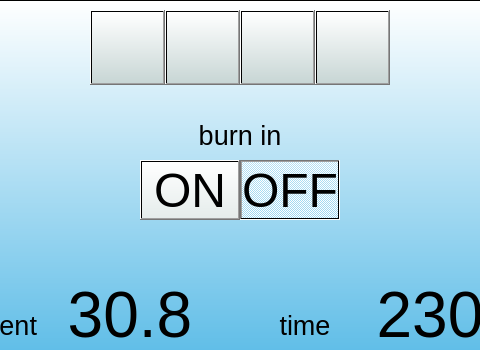
Qt form mainwindow.ui (Keithsys730/ERC_UI_DEMO) before a commit; both pictures show x 160 to 640 and y 0 to 350 of the 800 by 480 pixel window.
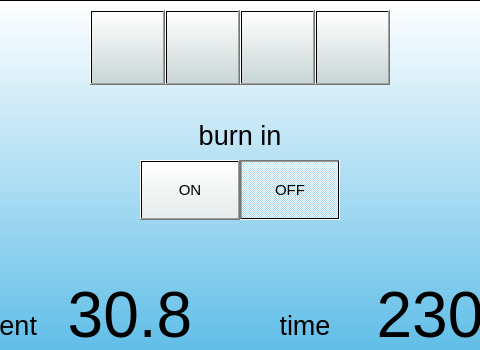
The same form after that commit. Icons and pictures are not drawn.

Diff of the .ui file:
```diff
--- a/mainwindow.ui
+++ b/mainwindow.ui
@@ -171,6 +171,231 @@
       <height>60</height>
      </rect>
     </property>
+    <property name="palette">
+     <palette>
+      <active>
+       <colorrole role="Button">
+        <brush brushstyle="LinearGradientPattern">
+         <gradient startx="0.000000000000000" starty="1.000000000000000" endx="0.000000000000000" endy="0.000000000000000" type="LinearGradient" spread="PadSpread" coordinatemode="ObjectBoundingMode">
+          <gradientstop position="0.000000000000000">
+           <color alpha="255">
+            <red>229</red>
+            <green>236</green>
+            <blue>235</blue>
+           </color>
+          </gradientstop>
+          <gradientstop position="1.000000000000000">
+           <color alpha="255">
+            <red>255</red>
+            <green>255</green>
+            <blue>255</blue>
+           </color>
+          </gradientstop>
+         </gradient>
+        </brush>
+       </colorrole>
+       <colorrole role="Base">
+        <brush brushstyle="LinearGradientPattern">
+         <gradient startx="0.000000000000000" starty="1.000000000000000" endx="0.000000000000000" endy="0.000000000000000" type="LinearGradient" spread="PadSpread" coordinatemode="ObjectBoundingMode">
+          <gradientstop position="0.000000000000000">
+           <color alpha="255">
+            <red>229</red>
+            <green>236</green>
+            <blue>235</blue>
+           </color>
+          </gradientstop>
+          <gradientstop position="1.000000000000000">
+           <color alpha="255">
+            <red>255</red>
+            <green>255</green>
+            <blue>255</blue>
+           </color>
+          </gradientstop>
+         </gradient>
+        </brush>
+       </colorrole>
+       <colorrole role="Window">
+        <brush brushstyle="LinearGradientPattern">
+         <gradient startx="0.000000000000000" starty="1.000000000000000" endx="0.000000000000000" endy="0.000000000000000" type="LinearGradient" spread="PadSpread" coordinatemode="ObjectBoundingMode">
+          <gradientstop position="0.000000000000000">
+           <color alpha="255">
+            <red>229</red>
+            <green>236</green>
+            <blue>235</blue>
+           </color>
+          </gradientstop>
+          <gradientstop position="1.000000000000000">
+           <color alpha="255">
+            <red>255</red>
+            <green>255</green>
+            <blue>255</blue>
+           </color>
+          </gradientstop>
+         </gradient>
+        </brush>
+       </colorrole>
+       <colorrole role="Highlight">
+        <brush brushstyle="SolidPattern">
+         <color alpha="255">
+          <red>11</red>
+          <green>94</green>
+          <blue>241</blue>
+         </color>
+        </brush>
+       </colorrole>
+      </active>
+      <inactive>
+       <colorrole role="Button">
+        <brush brushstyle="LinearGradientPattern">
+         <gradient startx="0.000000000000000" starty="1.000000000000000" endx="0.000000000000000" endy="0.000000000000000" type="LinearGradient" spread="PadSpread" coordinatemode="ObjectBoundingMode">
+          <gradientstop position="0.000000000000000">
+           <color alpha="255">
+            <red>229</red>
+            <green>236</green>
+            <blue>235</blue>
+           </color>
+          </gradientstop>
+          <gradientstop position="1.000000000000000">
+           <color alpha="255">
+            <red>255</red>
+            <green>255</green>
+            <blue>255</blue>
+           </color>
+          </gradientstop>
+         </gradient>
+        </brush>
+       </colorrole>
+       <colorrole role="Base">
+        <brush brushstyle="LinearGradientPattern">
+         <gradient startx="0.000000000000000" starty="1.000000000000000" endx="0.000000000000000" endy="0.000000000000000" type="LinearGradient" spread="PadSpread" coordinatemode="ObjectBoundingMode">
+          <gradientstop position="0.000000000000000">
+           <color alpha="255">
+            <red>229</red>
+            <green>236</green>
+            <blue>235</blue>
+           </color>
+          </gradientstop>
+          <gradientstop position="1.000000000000000">
+           <color alpha="255">
+            <red>255</red>
+            <green>255</green>
+            <blue>255</blue>
+           </color>
+          </gradientstop>
+         </gradient>
+        </brush>
+       </colorrole>
+       <colorrole role="Window">
+        <brush brushstyle="LinearGradientPattern">
+         <gradient startx="0.000000000000000" starty="1.000000000000000" endx="0.000000000000000" endy="0.000000000000000" type="LinearGradient" spread="PadSpread" coordinatemode="ObjectBoundingMode">
+          <gradientstop position="0.000000000000000">
+           <color alpha="255">
+            <red>229</red>
+            <green>236</green>
+            <blue>235</blue>
+           </color>
+          </gradientstop>
+          <gradientstop position="1.000000000000000">
+           <color alpha="255">
+            <red>255</red>
+            <green>255</green>
+            <blue>255</blue>
+           </color>
+          </gradientstop>
+         </gradient>
+        </brush>
+       </colorrole>
+       <colorrole role="Highlight">
+        <brush brushstyle="SolidPattern">
+         <color alpha="255">
+          <red>11</red>
+          <green>94</green>
+          <blue>241</blue>
+         </color>
+        </brush>
+       </colorrole>
+      </inactive>
+      <disabled>
+       <colorrole role="Button">
+        <brush brushstyle="LinearGradientPattern">
+         <gradient startx="0.000000000000000" starty="1.000000000000000" endx="0.000000000000000" endy="0.000000000000000" type="LinearGradient" spread="PadSpread" coordinatemode="ObjectBoundingMode">
+          <gradientstop position="0.000000000000000">
+           <color alpha="255">
+            <red>229</red>
+            <green>236</green>
+            <blue>235</blue>
+           </color>
+          </gradientstop>
+          <gradientstop position="1.000000000000000">
+           <color alpha="255">
+            <red>255</red>
+            <green>255</green>
+            <blue>255</blue>
+           </color>
+          </gradientstop>
+         </gradient>
+        </brush>
+       </colorrole>
+       <colorrole role="Base">
+        <brush brushstyle="LinearGradientPattern">
+         <gradient startx="0.000000000000000" starty="1.000000000000000" endx="0.000000000000000" endy="0.000000000000000" type="LinearGradient" spread="PadSpread" coordinatemode="ObjectBoundingMode">
+          <gradientstop position="0.000000000000000">
+           <color alpha="255">
+            <red>229</red>
+            <green>236</green>
+            <blue>235</blue>
+           </color>
+          </gradientstop>
+          <gradientstop position="1.000000000000000">
+           <color alpha="255">
+            <red>255</red>
+            <green>255</green>
+            <blue>255</blue>
+           </color>
+          </gradientstop>
+         </gradient>
+        </brush>
+       </colorrole>
+       <colorrole role="Window">
+        <brush brushstyle="LinearGradientPattern">
+         <gradient startx="0.000000000000000" starty="1.000000000000000" endx="0.000000000000000" endy="0.000000000000000" type="LinearGradient" spread="PadSpread" coordinatemode="ObjectBoundingMode">
+          <gradientstop position="0.000000000000000">
+           <color alpha="255">
+            <red>229</red>
+            <green>236</green>
+            <blue>235</blue>
+           </color>
+          </gradientstop>
+          <gradientstop position="1.000000000000000">
+           <color alpha="255">
+            <red>255</red>
+            <green>255</green>
+            <blue>255</blue>
+           </color>
+          </gradientstop>
+         </gradient>
+        </brush>
+       </colorrole>
+       <colorrole role="Highlight">
+        <brush brushstyle="SolidPattern">
+         <color alpha="255">
+          <red>217</red>
+          <green>217</green>
+          <blue>217</blue>
+         </color>
+        </brush>
+       </colorrole>
+      </disabled>
+     </palette>
+    </property>
+    <property name="font">
+     <font>
+      <pointsize>11</pointsize>
+     </font>
+    </property>
+    <property name="focusPolicy">
+     <enum>Qt::NoFocus</enum>
+    </property>
     <property name="styleSheet">
      <string notr="true">background-color: qlineargradient(spread:pad, x1:0, y1:1, x2:0, y2:0, stop:0 rgba(229, 236, 235, 255), stop:1 rgba(255, 255, 255, 255));</string>
     </property>
@@ -196,6 +421,14 @@
       <height>60</height>
      </rect>
     </property>
+    <property name="font">
+     <font>
+      <pointsize>11</pointsize>
+     </font>
+    </property>
+    <property name="focusPolicy">
+     <enum>Qt::NoFocus</enum>
+    </property>
     <property name="styleSheet">
      <string notr="true">background-color: qlineargradient(spread:pad, x1:0, y1:1, x2:0, y2:0, stop:0 rgba(229, 236, 235, 255), stop:1 rgba(255, 255, 255, 255));</string>
     </property>
@@ -339,6 +572,11 @@
       <height>480</height>
      </rect>
     </property>
+    <property name="font">
+     <font>
+      <pointsize>9</pointsize>
+     </font>
+    </property>
     <property name="mouseTracking">
      <bool>false</bool>
     </property>
```
Left out of the diff: 12 changed lines with no effect on the pictures.
